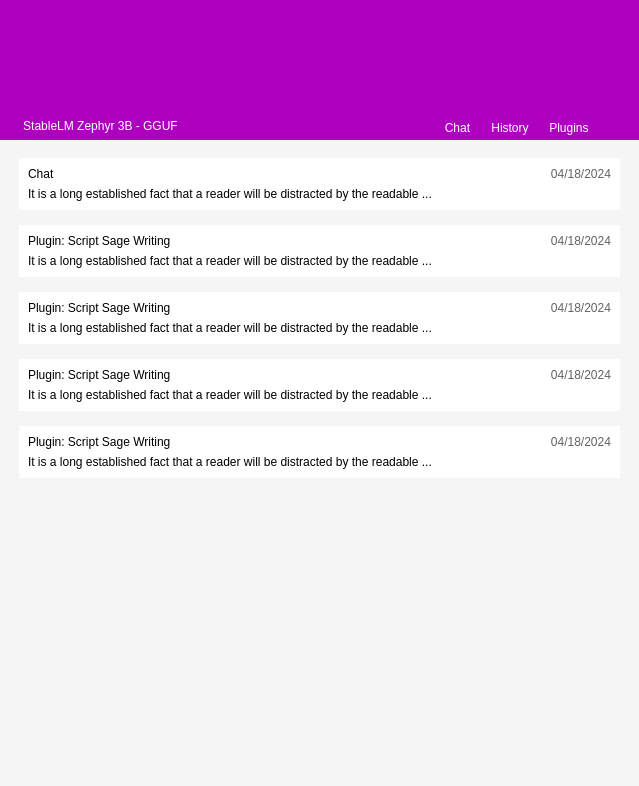
Qt form main2.ui (ali7haider/llm-chat-desktop-app) before a commit.
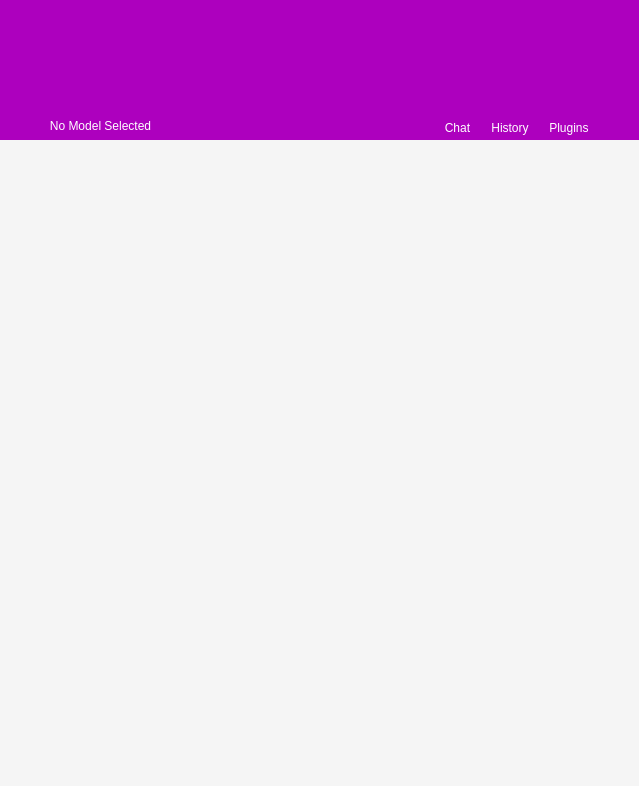
The same form after that commit. The open tabs and pages were chosen to show the change. Icons and pictures are not drawn.

Commit message: Chat History showing and saving

```diff
--- a/main2.ui
+++ b/main2.ui
@@ -278,7 +278,7 @@
 color:white;</string>
                    </property>
                    <property name="text">
-                    <string>StableLM Zephyr 3B - GGUF</string>
+                    <string>No Model Selected</string>
                    </property>
                    <property name="autoDefault">
                     <bool>false</bool>
@@ -883,396 +883,6 @@
                         <property name="bottomMargin">
                          <number>0</number>
                         </property>
-                        <item>
-                         <widget class="QFrame" name="historyMessageTemplateFrame">
-                          <property name="styleSheet">
-                           <string notr="true">background-color:white;</string>
-                          </property>
-                          <property name="frameShape">
-                           <enum>QFrame::StyledPanel</enum>
-                          </property>
-                          <property name="frameShadow">
-                           <enum>QFrame::Raised</enum>
-                          </property>
-                          <layout class="QVBoxLayout" name="verticalLayout_23">
-                           <item>
-                            <widget class="QFrame" name="frame">
-                             <property name="frameShape">
-                              <enum>QFrame::StyledPanel</enum>
-                             </property>
-                             <property name="frameShadow">
-                              <enum>QFrame::Raised</enum>
-                             </property>
-                             <layout class="QHBoxLayout" name="horizontalLayout_7">
-                              <property name="leftMargin">
-                               <number>0</number>
-                              </property>
-                              <property name="topMargin">
-                               <number>0</number>
-                              </property>
-                              <property name="rightMargin">
-                               <number>0</number>
-                              </property>
-                              <property name="bottomMargin">
-                               <number>0</number>
-                              </property>
-                              <item>
-                               <widget class="QLabel" name="lblHistoryChatName">
-                                <property name="styleSheet">
-                                 <string notr="true">color:black;
-font: 87 9pt &quot;Roboto Black&quot;;</string>
-                                </property>
-                                <property name="text">
-                                 <string>Chat</string>
-                                </property>
-                               </widget>
-                              </item>
-                              <item>
-                               <widget class="QLabel" name="lblHistoyChatDate">
-                                <property name="styleSheet">
-                                 <string notr="true">color:#606268;
-font: 8pt &quot;Roboto&quot;;</string>
-                                </property>
-                                <property name="text">
-                                 <string>04/18/2024</string>
-                                </property>
-                                <property name="alignment">
-                                 <set>Qt::AlignRight|Qt::AlignTrailing|Qt::AlignVCenter</set>
-                                </property>
-                               </widget>
-                              </item>
-                             </layout>
-                            </widget>
-                           </item>
-                           <item>
-                            <widget class="QLabel" name="lblHistoryChatMessage">
-                             <property name="styleSheet">
-                              <string notr="true">font: 8pt &quot;Roboto&quot;;
-color:black;</string>
-                             </property>
-                             <property name="text">
-                              <string>It is a long established fact that a reader will be distracted by the readable ...</string>
-                             </property>
-                             <property name="wordWrap">
-                              <bool>true</bool>
-                             </property>
-                            </widget>
-                           </item>
-                          </layout>
-                         </widget>
-                        </item>
-                        <item>
-                         <widget class="QFrame" name="historyMessageTemplateFrame_3">
-                          <property name="styleSheet">
-                           <string notr="true">background-color:white;</string>
-                          </property>
-                          <property name="frameShape">
-                           <enum>QFrame::StyledPanel</enum>
-                          </property>
-                          <property name="frameShadow">
-                           <enum>QFrame::Raised</enum>
-                          </property>
-                          <layout class="QVBoxLayout" name="verticalLayout_26">
-                           <item>
-                            <widget class="QFrame" name="frame_14">
-                             <property name="frameShape">
-                              <enum>QFrame::StyledPanel</enum>
-                             </property>
-                             <property name="frameShadow">
-                              <enum>QFrame::Raised</enum>
-                             </property>
-                             <layout class="QHBoxLayout" name="horizontalLayout_8">
-                              <property name="leftMargin">
-                               <number>0</number>
-                              </property>
-                              <property name="topMargin">
-                               <number>0</number>
-                              </property>
-                              <property name="rightMargin">
-                               <number>0</number>
-                              </property>
-                              <property name="bottomMargin">
-                               <number>0</number>
-                              </property>
-                              <item>
-                               <widget class="QLabel" name="lblHistoryChatName_3">
-                                <property name="styleSheet">
-                                 <string notr="true">color:black;
-font: 87 9pt &quot;Roboto Black&quot;;</string>
-                                </property>
-                                <property name="text">
-                                 <string>Plugin: Script Sage Writing </string>
-                                </property>
-                               </widget>
-                              </item>
-                              <item>
-                               <widget class="QLabel" name="lblHistoyChatDate_3">
-                                <property name="styleSheet">
-                                 <string notr="true">color:#606268;
-font: 8pt &quot;Roboto&quot;;</string>
-                                </property>
-                                <property name="text">
-                                 <string>04/18/2024</string>
-                                </property>
-                                <property name="alignment">
-                                 <set>Qt::AlignRight|Qt::AlignTrailing|Qt::AlignVCenter</set>
-                                </property>
-                               </widget>
-                              </item>
-                             </layout>
-                            </widget>
-                           </item>
-                           <item>
-                            <widget class="QLabel" name="lblHistoryChatMessage_5">
-                             <property name="styleSheet">
-                              <string notr="true">font: 8pt &quot;Roboto&quot;;
-color:black;</string>
-                             </property>
-                             <property name="text">
-                              <string>It is a long established fact that a reader will be distracted by the readable ...</string>
-                             </property>
-                             <property name="wordWrap">
-                              <bool>true</bool>
-                             </property>
-                            </widget>
-                           </item>
-                          </layout>
-                         </widget>
-                        </item>
-                        <item>
-                         <widget class="QFrame" name="historyMessageTemplateFrame_4">
-                          <property name="styleSheet">
-                           <string notr="true">background-color:white;</string>
-                          </property>
-                          <property name="frameShape">
-                           <enum>QFrame::StyledPanel</enum>
-                          </property>
-                          <property name="frameShadow">
-                           <enum>QFrame::Raised</enum>
-                          </property>
-                          <layout class="QVBoxLayout" name="verticalLayout_28">
-                           <item>
-                            <widget class="QFrame" name="frame_15">
-                             <property name="frameShape">
-                              <enum>QFrame::StyledPanel</enum>
-                             </property>
-                             <property name="frameShadow">
-                              <enum>QFrame::Raised</enum>
-                             </property>
-                             <layout class="QHBoxLayout" name="horizontalLayout_9">
-                              <property name="leftMargin">
-                               <number>0</number>
-                              </property>
-                              <property name="topMargin">
-                               <number>0</number>
-                              </property>
-                              <property name="rightMargin">
-                               <number>0</number>
-                              </property>
-                              <property name="bottomMargin">
-                               <number>0</number>
-                              </property>
-                              <item>
-                               <widget class="QLabel" name="lblHistoryChatName_4">
-                                <property name="styleSheet">
-                                 <string notr="true">color:black;
-font: 87 9pt &quot;Roboto Black&quot;;</string>
-                                </property>
-                                <property name="text">
-                                 <string>Plugin: Script Sage Writing </string>
-                                </property>
-                               </widget>
-                              </item>
-                              <item>
-                               <widget class="QLabel" name="lblHistoyChatDate_4">
-                                <property name="styleSheet">
-                                 <string notr="true">color:#606268;
-font: 8pt &quot;Roboto&quot;;</string>
-                                </property>
-                                <property name="text">
-                                 <string>04/18/2024</string>
-                                </property>
-                                <property name="alignment">
-                                 <set>Qt::AlignRight|Qt::AlignTrailing|Qt::AlignVCenter</set>
-                                </property>
-                               </widget>
-                              </item>
-                             </layout>
-                            </widget>
-                           </item>
-                           <item>
-                            <widget class="QLabel" name="lblHistoryChatMessage_3">
-                             <property name="styleSheet">
-                              <string notr="true">font: 8pt &quot;Roboto&quot;;
-color:black;</string>
-                             </property>
-                             <property name="text">
-                              <string>It is a long established fact that a reader will be distracted by the readable ...</string>
-                             </property>
-                             <property name="wordWrap">
-                              <bool>true</bool>
-                             </property>
-                            </widget>
-                           </item>
-                          </layout>
-                         </widget>
-                        </item>
-                        <item>
-                         <widget class="QFrame" name="historyMessageTemplateFrame_5">
-                          <property name="styleSheet">
-                           <string notr="true">background-color:white;</string>
-                          </property>
-                          <property name="frameShape">
-                           <enum>QFrame::StyledPanel</enum>
-                          </property>
-                          <property name="frameShadow">
-                           <enum>QFrame::Raised</enum>
-                          </property>
-                          <layout class="QVBoxLayout" name="verticalLayout_29">
-                           <item>
-                            <widget class="QFrame" name="frame_16">
-                             <property name="frameShape">
-                              <enum>QFrame::StyledPanel</enum>
-                             </property>
-                             <property name="frameShadow">
-                              <enum>QFrame::Raised</enum>
-                             </property>
-                             <layout class="QHBoxLayout" name="horizontalLayout_10">
-                              <property name="leftMargin">
-                               <number>0</number>
-                              </property>
-                              <property name="topMargin">
-                               <number>0</number>
-                              </property>
-                              <property name="rightMargin">
-                               <number>0</number>
-                              </property>
-                              <property name="bottomMargin">
-                               <number>0</number>
-                              </property>
-                              <item>
-                               <widget class="QLabel" name="lblHistoryChatName_5">
-                                <property name="styleSheet">
-                                 <string notr="true">color:black;
-font: 87 9pt &quot;Roboto Black&quot;;</string>
-                                </property>
-                                <property name="text">
-                                 <string>Plugin: Script Sage Writing </string>
-                                </property>
-                               </widget>
-                              </item>
-                              <item>
-                               <widget class="QLabel" name="lblHistoyChatDate_5">
-                                <property name="styleSheet">
-                                 <string notr="true">color:#606268;
-font: 8pt &quot;Roboto&quot;;</string>
-                                </property>
-                                <property name="text">
-                                 <string>04/18/2024</string>
-                                </property>
-                                <property name="alignment">
-                                 <set>Qt::AlignRight|Qt::AlignTrailing|Qt::AlignVCenter</set>
-                                </property>
-                               </widget>
-                              </item>
-                             </layout>
-                            </widget>
-                           </item>
-                           <item>
-                            <widget class="QLabel" name="lblHistoryChatMessage_4">
-                             <property name="styleSheet">
-                              <string notr="true">font: 8pt &quot;Roboto&quot;;
-color:black;</string>
-                             </property>
-                             <property name="text">
-                              <string>It is a long established fact that a reader will be distracted by the readable ...</string>
-                             </property>
-                             <property name="wordWrap">
-                              <bool>true</bool>
-                             </property>
-                            </widget>
-                           </item>
-                          </layout>
-                         </widget>
-                        </item>
-                        <item>
-                         <widget class="QFrame" name="historyMessageTemplateFrame_2">
-                          <property name="styleSheet">
-                           <string notr="true">background-color:white;</string>
-                          </property>
-                          <property name="frameShape">
-                           <enum>QFrame::StyledPanel</enum>
-                          </property>
-                          <property name="frameShadow">
-                           <enum>QFrame::Raised</enum>
-                          </property>
-                          <layout class="QVBoxLayout" name="verticalLayout_24">
-                           <item>
-                            <widget class="QFrame" name="frame_17">
-                             <property name="frameShape">
-                              <enum>QFrame::StyledPanel</enum>
-                             </property>
-                             <property name="frameShadow">
-                              <enum>QFrame::Raised</enum>
-                             </property>
-                             <layout class="QHBoxLayout" name="horizontalLayout_11">
-                              <property name="leftMargin">
-                               <number>0</number>
-                              </property>
-                              <property name="topMargin">
-                               <number>0</number>
-                              </property>
-                              <property name="rightMargin">
-                               <number>0</number>
-                              </property>
-                              <property name="bottomMargin">
-                               <number>0</number>
-                              </property>
-                              <item>
-                               <widget class="QLabel" name="lblHistoryChatName_2">
-                                <property name="styleSheet">
-                                 <string notr="true">color:black;
-font: 87 9pt &quot;Roboto Black&quot;;</string>
-                                </property>
-                                <property name="text">
-                                 <string>Plugin: Script Sage Writing </string>
-                                </property>
-                               </widget>
-                              </item>
-                              <item>
-                               <widget class="QLabel" name="lblHistoyChatDate_2">
-                                <property name="styleSheet">
-                                 <string notr="true">color:#606268;
-font: 8pt &quot;Roboto&quot;;</string>
-                                </property>
-                                <property name="text">
-                                 <string>04/18/2024</string>
-                                </property>
-                                <property name="alignment">
-                                 <set>Qt::AlignRight|Qt::AlignTrailing|Qt::AlignVCenter</set>
-                                </property>
-                               </widget>
-                              </item>
-                             </layout>
-                            </widget>
-                           </item>
-                           <item>
-                            <widget class="QLabel" name="lblHistoryChatMessage_2">
-                             <property name="styleSheet">
-                              <string notr="true">font: 8pt &quot;Roboto&quot;;
-color:black;</string>
-                             </property>
-                             <property name="text">
-                              <string>It is a long established fact that a reader will be distracted by the readable ...</string>
-                             </property>
-                             <property name="wordWrap">
-                              <bool>true</bool>
-                             </property>
-                            </widget>
-                           </item>
-                          </layout>
-                         </widget>
-                        </item>
                        </layout>
                       </widget>
                      </item>
@@ -1770,6 +1380,89 @@
               </item>
              </layout>
             </widget>
+            <widget class="QWidget" name="SpecificHistoryPage">
+             <layout class="QVBoxLayout" name="verticalLayout_3">
+              <item>
+               <widget class="QFrame" name="frame_14">
+                <property name="frameShape">
+                 <enum>QFrame::StyledPanel</enum>
+                </property>
+                <property name="frameShadow">
+                 <enum>QFrame::Raised</enum>
+                </property>
+                <layout class="QVBoxLayout" name="verticalLayout_23">
+                 <property name="leftMargin">
+                  <number>10</number>
+                 </property>
+                 <property name="topMargin">
+                  <number>0</number>
+                 </property>
+                 <property name="rightMargin">
+                  <number>10</number>
+                 </property>
+                 <property name="bottomMargin">
+                  <number>0</number>
+                 </property>
+                 <item>
+                  <widget class="QScrollArea" name="specifcHistoryScroll">
+                   <property name="frameShadow">
+                    <enum>QFrame::Raised</enum>
+                   </property>
+                   <property name="widgetResizable">
+                    <bool>true</bool>
+                   </property>
+                   <widget class="QWidget" name="historyScrollAreaFrame_2">
+                    <property name="geometry">
+                     <rect>
+                      <x>0</x>
+                      <y>0</y>
+                      <width>597</width>
+                      <height>624</height>
+                     </rect>
+                    </property>
+                    <layout class="QVBoxLayout" name="verticalLayout_24">
+                     <property name="leftMargin">
+                      <number>0</number>
+                     </property>
+                     <property name="rightMargin">
+                      <number>0</number>
+                     </property>
+                     <item alignment="Qt::AlignTop">
+                      <widget class="QFrame" name="specificHistoryFrame">
+                       <property name="frameShape">
+                        <enum>QFrame::StyledPanel</enum>
+                       </property>
+                       <property name="frameShadow">
+                        <enum>QFrame::Raised</enum>
+                       </property>
+                       <layout class="QVBoxLayout" name="verticalLayout_25">
+                        <property name="spacing">
+                         <number>15</number>
+                        </property>
+                        <property name="leftMargin">
+                         <number>0</number>
+                        </property>
+                        <property name="topMargin">
+                         <number>0</number>
+                        </property>
+                        <property name="rightMargin">
+                         <number>0</number>
+                        </property>
+                        <property name="bottomMargin">
+                         <number>0</number>
+                        </property>
+                       </layout>
+                      </widget>
+                     </item>
+                    </layout>
+                   </widget>
+                  </widget>
+                 </item>
+                </layout>
+               </widget>
+              </item>
+             </layout>
+            </widget>
            </widget>
           </item>
          </layout>
```
Left out of the diff: 6 changed lines with no effect on the pictures. The commit also changes 6 other files.
